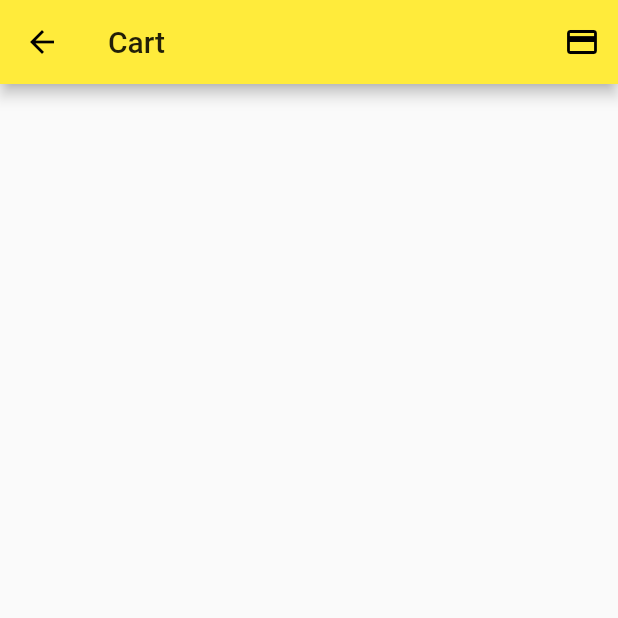
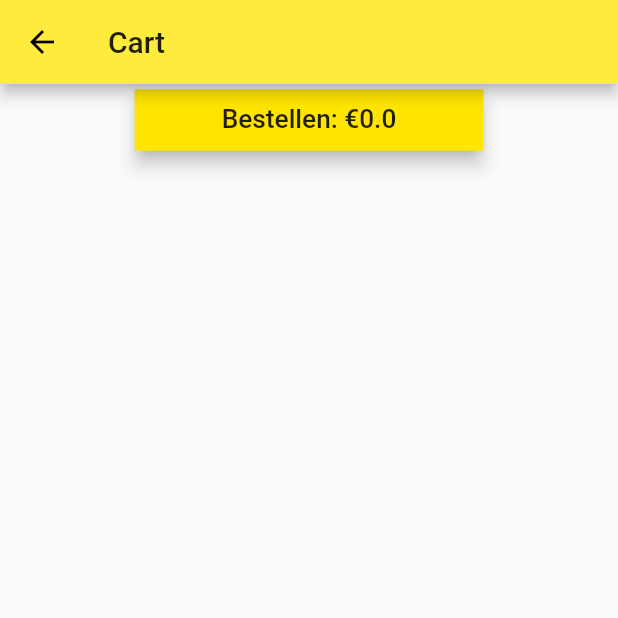
Before and after one commit to terrence229/Project-Mobile-Development, a Flutter app: the CartRoute screen opened by its route, on a phone screen of 412 x 824 dp, the top half of it. Run offline on Flutter 3.47's test engine with Material 2 defaults, Android fonts, the phone set to English and light mode, and no system bars; our stand-ins replace cloud_firestore, firebase_auth, flutter_secure_storage, google_maps_flutter; missing offline and left inert: dart:ffi, maps_launcher; accounts and stored records are empty.

Commit message:
Merged cart and payment screen into 1

```diff
--- a/lib/screens/shopping/cart_route.dart
+++ b/lib/screens/shopping/cart_route.dart
@@ -2,33 +2,25 @@ import 'package:flutter/material.dart';
 import 'package:provider/provider.dart';
 import 'package:woosttogo/models/cart.dart';
 import 'package:woosttogo/components/item_tile.dart';
+import 'package:woosttogo/screens/shopping/payment_route.dart';
 import 'package:woosttogo/utilities/order.dart';
 
 class CartRoute extends StatelessWidget {
   @override
   Widget build(BuildContext context) {
-    //final Cart cart = Provider.of<Cart>(context, listen: false);
+    final Cart cart = Provider.of<Cart>(context, listen: false);
     return Scaffold(
       appBar: AppBar(
         // title: Text("List View Route > Menu"),
         title: Text('Cart'), // TODO: display username
-        actions: <Widget>[
-          // TODO: make fancy button instead of icon
-          IconButton(
-            icon: Icon(
-              Icons.payment,
-              color: Colors.black,
-            ),
-            onPressed: () {
-              Navigator.pushNamed(context, "/checkout");
-            },
-          )
-        ],
       ),
       body: Center(
-        child: Consumer<Cart>(
+        child: Column(
+          children: [
+            Consumer<Cart>(
               builder: (context, cart, child) {
                 return ListView.builder(
+                  shrinkWrap: true,
                   itemBuilder: (context, index) {
                     final item = cart.items[index];
                     return ItemTile(
@@ -39,6 +31,30 @@ class CartRoute extends StatelessWidget {
                 );
               },
             ),
+            MaterialButton(
+              color: Color(0xFFFFE500),
+              elevation: 5,
+              onPressed: () {
+                showModalBottomSheet(
+                  context: context,
+                  builder: (context) => SingleChildScrollView(
+                    child: Container(
+                      padding: EdgeInsets.only(
+                          bottom:
+                          MediaQuery.of(context).viewInsets.bottom),
+                      child: PaymentRoute(),
+                    ),
+                  ),
+                );
+              },
+              child: Padding(
+                padding: const EdgeInsets.symmetric(
+                    vertical: 10.0, horizontal: 42.0),
+                child: Text('Bestellen: €${cart.totalPrice}', textScaleFactor: 1.25),
+              ),
+            ),
+          ],
+        ),
       ),
     );
   }
--- a/lib/screens/shopping/payment_route.dart
+++ b/lib/screens/shopping/payment_route.dart
@@ -45,7 +45,7 @@ class _PaymentRouteState extends State<PaymentRoute> {
                   fontSize: 22.0,
                 ),
               ),
-              color: Colors.yellow,
+              color: Color(0xFFFFE500),
               onPressed: () {
                 Order().sendOrder(cart);
                 Navigator.pop(context);
```
Lines whose indentation alone changed are shown as unchanged.
